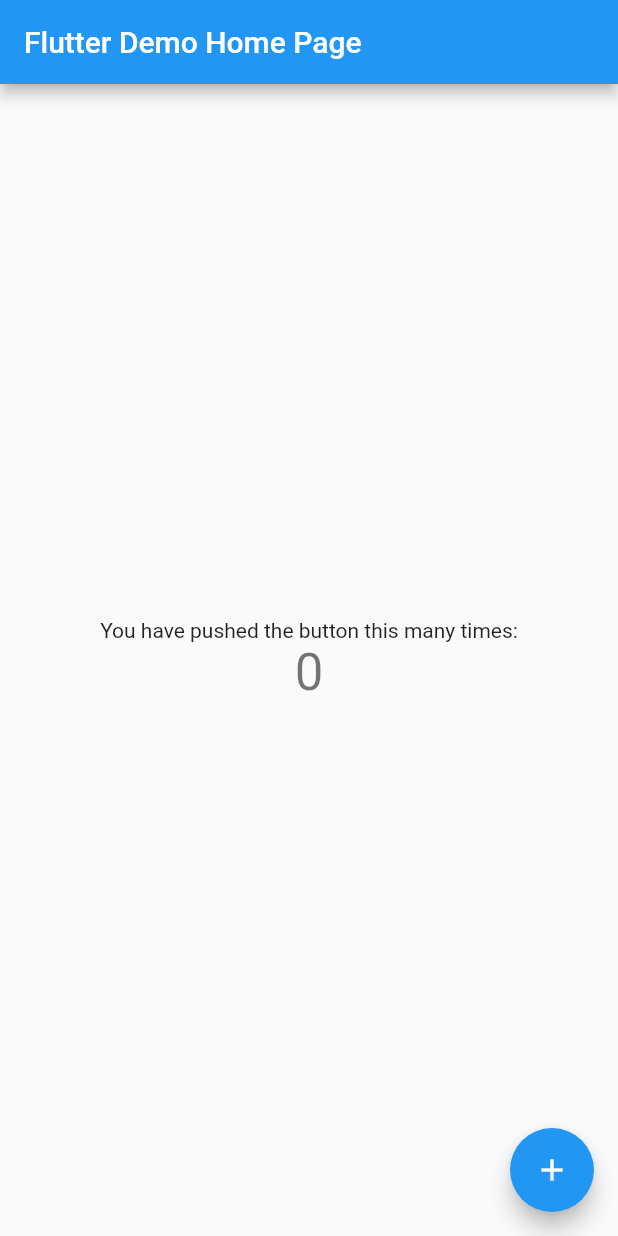
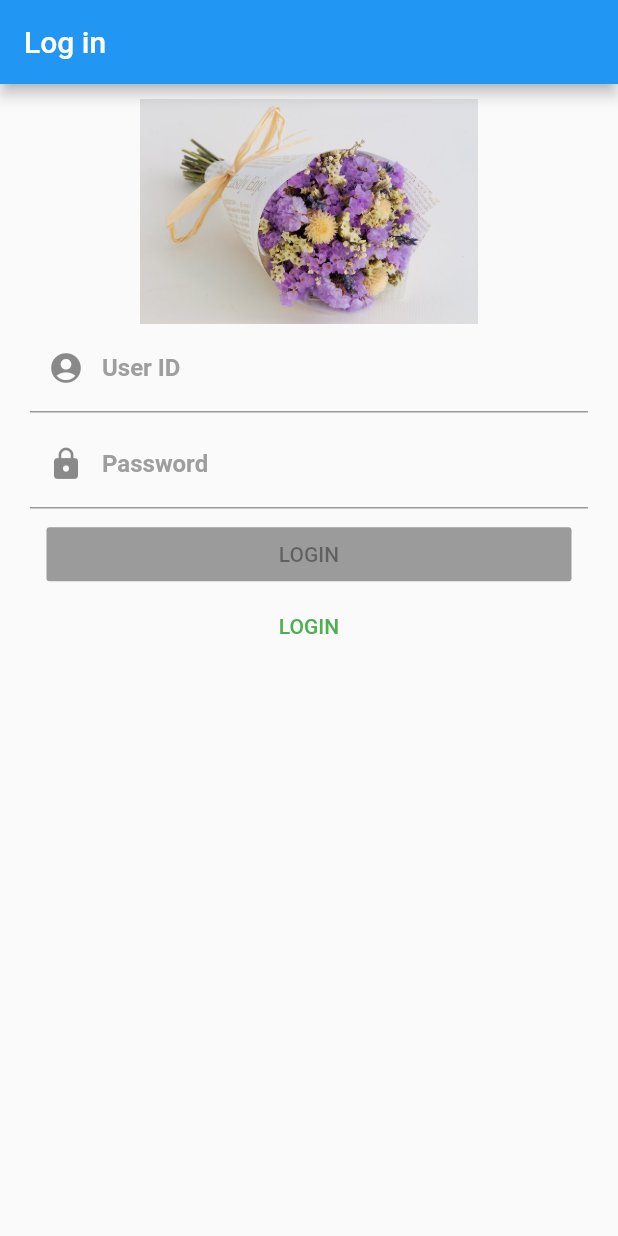
Before and after one commit to momoNiti/flutter_assignment, a Flutter app: the screen it shows after launch, on a phone screen of 412 x 824 dp. Run offline on Flutter 3.47's test engine with Material 2 defaults, Android fonts, the phone set to English and light mode, and no system bars.

Commit message:
login_screen

```diff
--- a/lib/main.dart
+++ b/lib/main.dart
@@ -1,4 +1,5 @@
 import 'package:flutter/material.dart';
+import 'package:flutter_assignment/ui/loglin_screen.dart';
 
 void main() => runApp(MyApp());
 
@@ -7,105 +8,28 @@ class MyApp extends StatelessWidget {
   @override
   Widget build(BuildContext context) {
     return MaterialApp(
-      title: 'Flutter Demo',
+      title: 'Flutter Assignment',
+      debugShowCheckedModeBanner: false,
       theme: ThemeData(
-        // This is the theme of your application.
-        //
-        // Try running your application with "flutter run". You'll see the
-        // application has a blue toolbar. Then, without quitting the app, try
-        // changing the primarySwatch below to Colors.green and then invoke
-        // "hot reload" (press "r" in the console where you ran "flutter run",
-        // or simply save your changes to "hot reload" in a Flutter IDE).
-        // Notice that the counter didn't reset back to zero; the application
-        // is not restarted.
         primarySwatch: Colors.blue,
       ),
-      home: MyHomePage(title: 'Flutter Demo Home Page'),
+      // home: MyHomePage(),
+      initialRoute: "/",
+      routes: {
+        "/" :(context) => LoginForm(),
+      },
     );
   }
 }
+// class MyHomePage extends StatelessWidget{
+//   @override
+//   Widget build(BuildContext context) {
+//     return Scaffold(
+//       appBar: AppBar(
+//         title: Text("Hello World"),
+//       ),
+//       body: Text("BODY"),
+//     );
+//   }
 
-class MyHomePage extends StatefulWidget {
-  MyHomePage({Key key, this.title}) : super(key: key);
-
-  // This widget is the home page of your application. It is stateful, meaning
-  // that it has a State object (defined below) that contains fields that affect
-  // how it looks.
-
-  // This class is the configuration for the state. It holds the values (in this
-  // case the title) provided by the parent (in this case the App widget) and
-  // used by the build method of the State. Fields in a Widget subclass are
-  // always marked "final".
-
-  final String title;
-
-  @override
-  _MyHomePageState createState() => _MyHomePageState();
-}
-
-class _MyHomePageState extends State<MyHomePage> {
-  int _counter = 0;
-
-  void _incrementCounter() {
-    setState(() {
-      // This call to setState tells the Flutter framework that something has
-      // changed in this State, which causes it to rerun the build method below
-      // so that the display can reflect the updated values. If we changed
-      // _counter without calling setState(), then the build method would not be
-      // called again, and so nothing would appear to happen.
-      _counter++;
-    });
-  }
-
-  @override
-  Widget build(BuildContext context) {
-    // This method is rerun every time setState is called, for instance as done
-    // by the _incrementCounter method above.
-    //
-    // The Flutter framework has been optimized to make rerunning build methods
-    // fast, so that you can just rebuild anything that needs updating rather
-    // than having to individually change instances of widgets.
-    return Scaffold(
-      appBar: AppBar(
-        // Here we take the value from the MyHomePage object that was created by
-        // the App.build method, and use it to set our appbar title.
-        title: Text(widget.title),
-      ),
-      body: Center(
-        // Center is a layout widget. It takes a single child and positions it
-        // in the middle of the parent.
-        child: Column(
-          // Column is also layout widget. It takes a list of children and
-          // arranges them vertically. By default, it sizes itself to fit its
-          // children horizontally, and tries to be as tall as its parent.
-          //
-          // Invoke "debug painting" (press "p" in the console, choose the
-          // "Toggle Debug Paint" action from the Flutter Inspector in Android
-          // Studio, or the "Toggle Debug Paint" command in Visual Studio Code)
-          // to see the wireframe for each widget.
-          //
-          // Column has various properties to control how it sizes itself and
-          // how it positions its children. Here we use mainAxisAlignment to
-          // center the children vertically; the main axis here is the vertical
-          // axis because Columns are vertical (the cross axis would be
-          // horizontal).
-          mainAxisAlignment: MainAxisAlignment.center,
-          children: <Widget>[
-            Text(
-              'You have pushed the button this many times:',
-            ),
-            Text(
-              '$_counter',
-              style: Theme.of(context).textTheme.display1,
-            ),
-          ],
-        ),
-      ),
-      floatingActionButton: FloatingActionButton(
-        onPressed: _incrementCounter,
-        tooltip: 'Increment',
-        child: Icon(Icons.add),
-      ), // This trailing comma makes auto-formatting nicer for build methods.
-    );
-  }
-}
+// }
--- /dev/null
+++ b/lib/ui/loglin_screen.dart
@@ -0,0 +1,74 @@
+import 'package:flutter/material.dart';
+
+class LoginForm extends StatefulWidget {
+  @override
+  State<StatefulWidget> createState() {
+    return LoginFormState();
+  }
+}
+
+class LoginFormState extends State<LoginForm> {
+  final _formKey = GlobalKey<FormState>();
+  @override
+  Widget build(BuildContext context) {
+    return Scaffold(
+        // resizeToAvoidBottomPadding: false,
+        appBar: AppBar(
+          title: Text("Log in"),
+        ),
+        body: Form(
+          key: _formKey,
+          child: ListView(
+            children: <Widget>[
+              Container(
+                padding: EdgeInsets.only(top: 10.0),
+                child: Image.asset(
+                  "resources/statice.jpg",
+                  height: 150,
+                ),
+              ),
+              Container(
+                padding: EdgeInsets.only(left: 20.0, right: 20.0),
+                child: Column(
+                  children: <Widget>[
+                    TextField(
+                      decoration: InputDecoration(
+                        prefixIcon: Icon(Icons.account_circle),
+                          labelText: "User ID",
+                          labelStyle: TextStyle(
+                            fontWeight: FontWeight.bold,
+                            color: Colors.grey,
+                          )),
+
+                    ),
+                    SizedBox(height: 5.0),
+                    TextField(
+                      decoration: InputDecoration(
+                        prefixIcon: Icon(Icons.lock),
+                        labelText: "Password",
+                        labelStyle: TextStyle(
+                          fontWeight: FontWeight.bold,
+                          color: Colors.grey,
+                        ),
+                      ),
+                      obscureText: true,
+                    ),
+                    SizedBox(height: 6.50),
+                    ButtonTheme(
+                      minWidth: 350,
+                      child: RaisedButton(
+                        child: Text("LOGIN"),
+                      ),
+                    ),
+                    FlatButton(
+                      child: Text("LOGIN"),
+                      textColor: Colors.green,
+                    )
+                  ],
+                ),
+              ),
+            ],
+          ),
+        ));
+  }
+}
--- a/pubspec.yaml
+++ b/pubspec.yaml
@@ -37,7 +37,8 @@ flutter:
   uses-material-design: true
 
   # To add assets to your application, add an assets section, like this:
-  # assets:
+  assets:
+  - resources/
   #  - images/a_dot_burr.jpeg
   #  - images/a_dot_ham.jpeg
 
```
Also changed, not shown: resources/statice.jpg (added).
